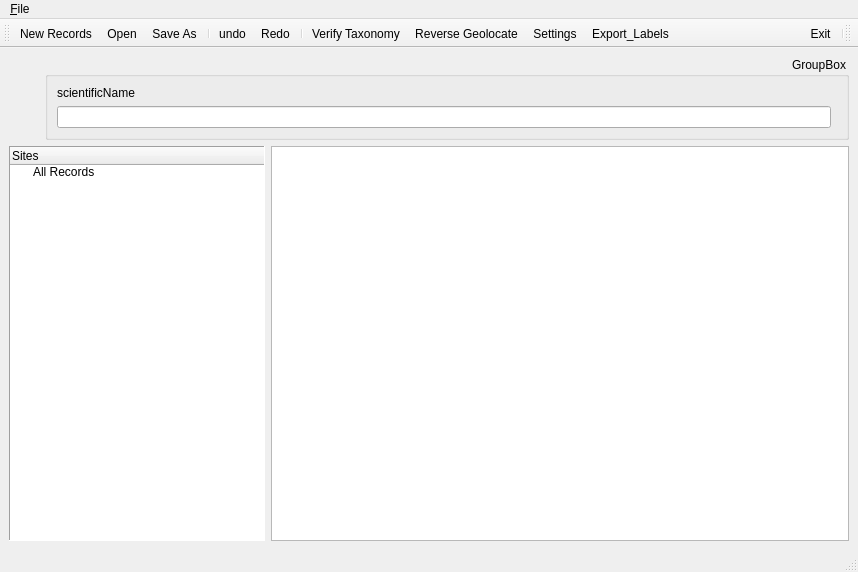
Above: ui/TestUI.ui from CapPow/collBook before the change. Below: the same form after it.
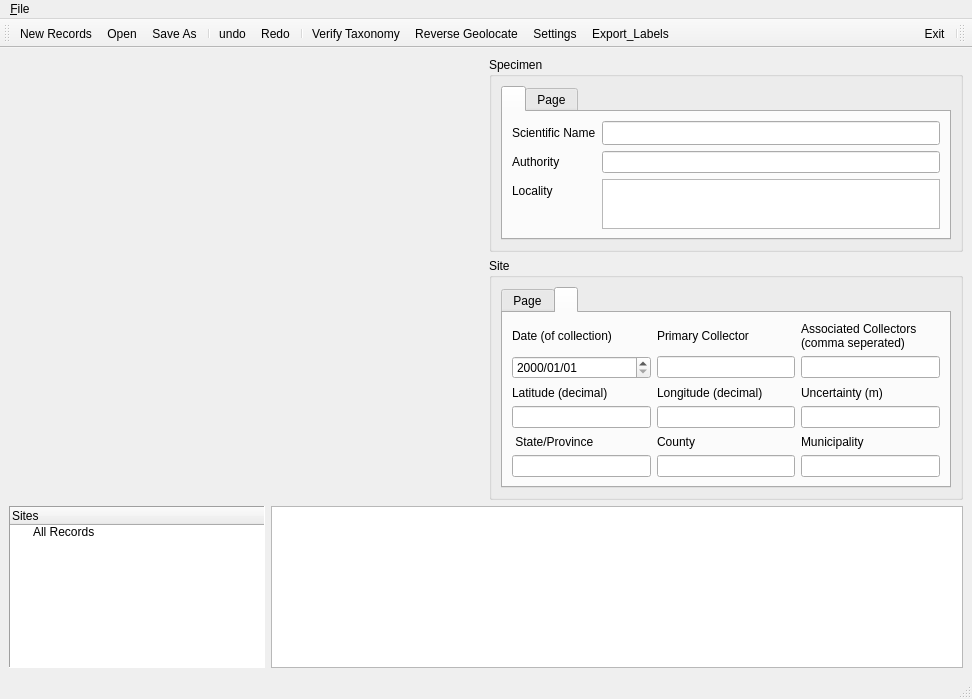
That is the form after the change. Icons and pictures are not drawn. Custom widgets are drawn as their Qt base class.

Commit message: added Associated Taxa widget. Started final layout work.

Patch:
```diff
--- a/ui/TestUI.ui
+++ b/ui/TestUI.ui
@@ -6,8 +6,8 @@
    <rect>
     <x>0</x>
     <y>0</y>
-    <width>858</width>
-    <height>572</height>
+    <width>972</width>
+    <height>699</height>
    </rect>
   </property>
   <property name="windowTitle">
@@ -37,60 +37,333 @@
        </widget>
       </item>
       <item>
-       <widget class="QGroupBox" name="record_groupBox">
-        <property name="sizePolicy">
-         <sizepolicy hsizetype="Preferred" vsizetype="Expanding">
-          <horstretch>1</horstretch>
-          <verstretch>0</verstretch>
-         </sizepolicy>
-        </property>
-        <property name="minimumSize">
-         <size>
-          <width>0</width>
-          <height>0</height>
-         </size>
-        </property>
-        <property name="layoutDirection">
-         <enum>Qt::RightToLeft</enum>
-        </property>
-        <property name="title">
-         <string>GroupBox</string>
-        </property>
-        <layout class="QFormLayout" name="formLayout_2">
-         <item row="0" column="1">
-          <widget class="QLabel" name="label">
-           <property name="sizePolicy">
-            <sizepolicy hsizetype="Expanding" vsizetype="Expanding">
-             <horstretch>0</horstretch>
-             <verstretch>0</verstretch>
-            </sizepolicy>
-           </property>
-           <property name="text">
-            <string>scientificName</string>
-           </property>
-          </widget>
-         </item>
-         <item row="1" column="1">
-          <widget class="QLineEdit" name="sciNamelineEdit">
-           <property name="sizePolicy">
-            <sizepolicy hsizetype="Expanding" vsizetype="Minimum">
-             <horstretch>0</horstretch>
-             <verstretch>0</verstretch>
-            </sizepolicy>
-           </property>
-           <property name="minimumSize">
-            <size>
-             <width>40</width>
-             <height>0</height>
-            </size>
-           </property>
-           <property name="layoutDirection">
-            <enum>Qt::LeftToRight</enum>
-           </property>
-          </widget>
-         </item>
-        </layout>
-       </widget>
+       <layout class="QVBoxLayout" name="verticalLayout_2">
+        <item>
+         <widget class="QGroupBox" name="specimenGroupBox">
+          <property name="title">
+           <string>Specimen</string>
+          </property>
+          <layout class="QGridLayout" name="gridLayout_2">
+           <item row="0" column="0">
+            <widget class="QTabWidget" name="specimen_tabWidget">
+             <property name="sizePolicy">
+              <sizepolicy hsizetype="Preferred" vsizetype="Minimum">
+               <horstretch>1</horstretch>
+               <verstretch>0</verstretch>
+              </sizepolicy>
+             </property>
+             <property name="minimumSize">
+              <size>
+               <width>0</width>
+               <height>0</height>
+              </size>
+             </property>
+             <property name="layoutDirection">
+              <enum>Qt::LeftToRight</enum>
+             </property>
+             <property name="currentIndex">
+              <number>0</number>
+             </property>
+             <widget class="QWidget" name="specimen_tabWidgetPage1" native="true">
+              <attribute name="title">
+               <string/>
+              </attribute>
+              <layout class="QVBoxLayout" name="verticalLayout_3">
+               <item>
+                <layout class="QFormLayout" name="formLayout">
+                 <item row="0" column="1">
+                  <widget class="QLineEdit" name="lineEdit_sciName">
+                   <property name="sizePolicy">
+                    <sizepolicy hsizetype="Expanding" vsizetype="Minimum">
+                     <horstretch>0</horstretch>
+                     <verstretch>0</verstretch>
+                    </sizepolicy>
+                   </property>
+                   <property name="minimumSize">
+                    <size>
+                     <width>40</width>
+                     <height>0</height>
+                    </size>
+                   </property>
+                   <property name="layoutDirection">
+                    <enum>Qt::LeftToRight</enum>
+                   </property>
+                  </widget>
+                 </item>
+                 <item row="1" column="1">
+                  <widget class="QLineEdit" name="lineEdit_sciNameAuthority">
+                   <property name="sizePolicy">
+                    <sizepolicy hsizetype="Expanding" vsizetype="Minimum">
+                     <horstretch>0</horstretch>
+                     <verstretch>0</verstretch>
+                    </sizepolicy>
+                   </property>
+                  </widget>
+                 </item>
+                 <item row="2" column="1">
+                  <widget class="QPlainTextEdit" name="plainTextEdit">
+                   <property name="sizePolicy">
+                    <sizepolicy hsizetype="Expanding" vsizetype="Minimum">
+                     <horstretch>0</horstretch>
+                     <verstretch>0</verstretch>
+                    </sizepolicy>
+                   </property>
+                   <property name="minimumSize">
+                    <size>
+                     <width>0</width>
+                     <height>45</height>
+                    </size>
+                   </property>
+                   <property name="maximumSize">
+                    <size>
+                     <width>16777215</width>
+                     <height>50</height>
+                    </size>
+                   </property>
+                  </widget>
+                 </item>
+                 <item row="0" column="0">
+                  <widget class="QLabel" name="label_sciName">
+                   <property name="sizePolicy">
+                    <sizepolicy hsizetype="Expanding" vsizetype="Expanding">
+                     <horstretch>0</horstretch>
+                     <verstretch>0</verstretch>
+                    </sizepolicy>
+                   </property>
+                   <property name="text">
+                    <string>Scientific Name</string>
+                   </property>
+                  </widget>
+                 </item>
+                 <item row="1" column="0">
+                  <widget class="QLabel" name="label_sciNameAuthority">
+                   <property name="text">
+                    <string>Authority</string>
+                   </property>
+                  </widget>
+                 </item>
+                 <item row="2" column="0">
+                  <widget class="QLabel" name="label">
+                   <property name="text">
+                    <string>Locality</string>
+                   </property>
+                  </widget>
+                 </item>
+                </layout>
+               </item>
+              </layout>
+             </widget>
+             <widget class="QWidget" name="tab_2">
+              <attribute name="title">
+               <string>Page</string>
+              </attribute>
+             </widget>
+            </widget>
+           </item>
+          </layout>
+         </widget>
+        </item>
+        <item>
+         <widget class="QGroupBox" name="siteGroupBox">
+          <property name="title">
+           <string>Site</string>
+          </property>
+          <layout class="QGridLayout" name="gridLayout_3">
+           <item row="0" column="0">
+            <widget class="QTabWidget" name="site_tabWidget">
+             <property name="sizePolicy">
+              <sizepolicy hsizetype="Preferred" vsizetype="Minimum">
+               <horstretch>1</horstretch>
+               <verstretch>0</verstretch>
+              </sizepolicy>
+             </property>
+             <property name="layoutDirection">
+              <enum>Qt::LeftToRight</enum>
+             </property>
+             <property name="currentIndex">
+              <number>1</number>
+             </property>
+             <widget class="QWidget" name="site_Data">
+              <attribute name="title">
+               <string>Page</string>
+              </attribute>
+              <widget class="QWidget" name="horizontalLayoutWidget_3">
+               <property name="geometry">
+                <rect>
+                 <x>0</x>
+                 <y>0</y>
+                 <width>445</width>
+                 <height>30</height>
+                </rect>
+               </property>
+               <layout class="QHBoxLayout" name="associatedTaxa_horizontalLayout">
+                <item>
+                 <widget class="QLabel" name="label_associatedTaxa">
+                  <property name="sizePolicy">
+                   <sizepolicy hsizetype="Minimum" vsizetype="Preferred">
+                    <horstretch>0</horstretch>
+                    <verstretch>0</verstretch>
+                   </sizepolicy>
+                  </property>
+                  <property name="text">
+                   <string>Associated Taxa</string>
+                  </property>
+                 </widget>
+                </item>
+                <item>
+                 <widget class="QLineEdit" name="lineEdit_associatedTaxa"/>
+                </item>
+                <item>
+                 <widget class="QToolButton" name="button_associatedTaxa">
+                  <property name="sizePolicy">
+                   <sizepolicy hsizetype="Minimum" vsizetype="Expanding">
+                    <horstretch>0</horstretch>
+                    <verstretch>0</verstretch>
+                   </sizepolicy>
+                  </property>
+                  <property name="maximumSize">
+                   <size>
+                    <width>70</width>
+                    <height>16777215</height>
+                   </size>
+                  </property>
+                  <property name="text">
+                   <string/>
+                  </property>
+                  <property name="icon">
+                   <iconset resource="resources/Resources.qrc">
+                    <normaloff>:/rc_/plus-square.svg</normaloff>:/rc_/plus-square.svg</iconset>
+                  </property>
+                 </widget>
+                </item>
+               </layout>
+              </widget>
+             </widget>
+             <widget class="QWidget" name="site_tabWidgetPage1" native="true">
+              <attribute name="title">
+               <string/>
+              </attribute>
+              <layout class="QGridLayout" name="gridLayout">
+               <item row="7" column="0">
+                <widget class="QLabel" name="label_stateProvince">
+                 <property name="text">
+                  <string> State/Province</string>
+                 </property>
+                </widget>
+               </item>
+               <item row="2" column="1">
+                <widget class="QLabel" name="label_recordedBy">
+                 <property name="text">
+                  <string>Primary Collector</string>
+                 </property>
+                </widget>
+               </item>
+               <item row="2" column="2">
+                <widget class="QLabel" name="label_associatedCollectors">
+                 <property name="text">
+                  <string>Associated Collectors (comma seperated)</string>
+                 </property>
+                 <property name="wordWrap">
+                  <bool>true</bool>
+                 </property>
+                </widget>
+               </item>
+               <item row="6" column="2">
+                <widget class="QLineEdit" name="lineEdit_coordinateUncertaintyInMeters"/>
+               </item>
+               <item row="7" column="2">
+                <widget class="QLabel" name="label_municipality">
+                 <property name="text">
+                  <string>Municipality</string>
+                 </property>
+                </widget>
+               </item>
+               <item row="4" column="0">
+                <widget class="QLabel" name="label_latitude">
+                 <property name="text">
+                  <string>Latitude (decimal)</string>
+                 </property>
+                </widget>
+               </item>
+               <item row="4" column="1">
+                <widget class="QLabel" name="label_2">
+                 <property name="text">
+                  <string>Longitude (decimal)</string>
+                 </property>
+                </widget>
+               </item>
+               <item row="3" column="2">
+                <widget class="QLineEdit" name="lineEdit_associatedCollectors"/>
+               </item>
+               <item row="10" column="0">
+                <widget class="QLineEdit" name="lineEdit_stateProvince"/>
+               </item>
+               <item row="3" column="1">
+                <widget class="QLineEdit" name="lineEdit_recordedBy"/>
+               </item>
+               <item row="2" column="0">
+                <widget class="QLabel" name="label_eventDate">
+                 <property name="text">
+                  <string>Date (of collection)</string>
+                 </property>
+                 <property name="wordWrap">
+                  <bool>true</bool>
+                 </property>
+                </widget>
+               </item>
+               <item row="3" column="0">
+                <widget class="QDateEdit" name="dateEdit_eventDate">
+                 <property name="buttonSymbols">
+                  <enum>QAbstractSpinBox::UpDownArrows</enum>
+                 </property>
+                 <property name="accelerated">
+                  <bool>false</bool>
+                 </property>
+                 <property name="currentSection">
+                  <enum>QDateTimeEdit::MonthSection</enum>
+                 </property>
+                 <property name="displayFormat">
+                  <string>yyyy/MM/dd</string>
+                 </property>
+                 <property name="currentSectionIndex">
+                  <number>1</number>
+                 </property>
+                </widget>
+               </item>
+               <item row="10" column="2">
+                <widget class="QLineEdit" name="lineEdit_municipality"/>
+               </item>
+               <item row="10" column="1">
+                <widget class="QLineEdit" name="lineEdit_county"/>
+               </item>
+               <item row="6" column="0">
+                <widget class="QLineEdit" name="lineEdit_decimalLatitude"/>
+               </item>
+               <item row="6" column="1">
+                <widget class="QLineEdit" name="lineEdit_decimalLongitude"/>
+               </item>
+               <item row="4" column="2">
+                <widget class="QLabel" name="label_uncertainty">
+                 <property name="text">
+                  <string>Uncertainty (m)</string>
+                 </property>
+                </widget>
+               </item>
+               <item row="7" column="1">
+                <widget class="QLabel" name="label_county">
+                 <property name="text">
+                  <string>County</string>
+                 </property>
+                </widget>
+               </item>
+              </layout>
+             </widget>
+            </widget>
+           </item>
+          </layout>
+         </widget>
+        </item>
+       </layout>
       </item>
      </layout>
     </item>
@@ -166,7 +439,7 @@
         <property name="sizePolicy">
          <sizepolicy hsizetype="Expanding" vsizetype="Expanding">
           <horstretch>0</horstretch>
-          <verstretch>0</verstretch>
+          <verstretch>1</verstretch>
          </sizepolicy>
         </property>
         <property name="sizeAdjustPolicy">
@@ -210,7 +483,7 @@
     <rect>
      <x>0</x>
      <y>0</y>
-     <width>858</width>
+     <width>972</width>
      <height>22</height>
     </rect>
    </property>
```
Left out of the diff: 6 changed lines with no effect on the pictures. The commit also changes 18 other files.
